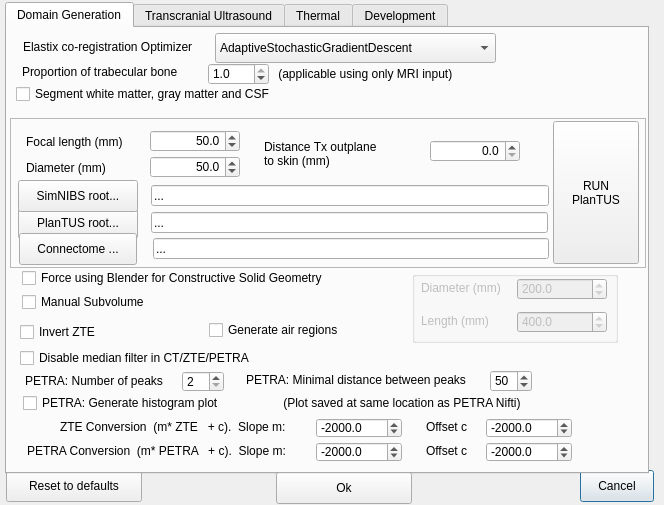
ProteusMRIgHIFU/BabelBrain, file BabelBrain/Options/form.ui: the form before one commit.
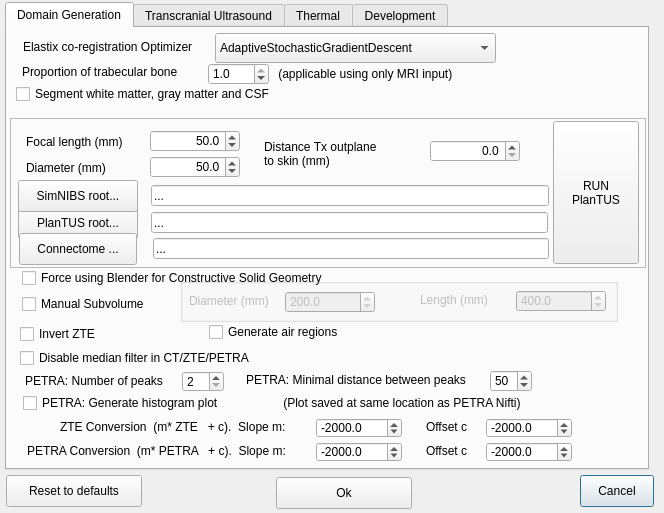
The form after the commit.

Commit message: applying same style to initial dialog and options dialog

Diff of the .ui file:
```diff
--- a/BabelBrain/Options/form.ui
+++ b/BabelBrain/Options/form.ui
@@ -7,7 +7,7 @@
     <x>0</x>
     <y>0</y>
     <width>664</width>
-    <height>505</height>
+    <height>513</height>
    </rect>
   </property>
   <property name="windowTitle">
@@ -17,7 +17,7 @@
    <property name="geometry">
     <rect>
      <x>580</x>
-     <y>470</y>
+     <y>475</y>
      <width>74</width>
      <height>32</height>
     </rect>
@@ -30,7 +30,7 @@
    <property name="geometry">
     <rect>
      <x>276</x>
-     <y>472</y>
+     <y>477</y>
      <width>136</width>
      <height>32</height>
     </rect>
@@ -43,7 +43,7 @@
    <property name="geometry">
     <rect>
      <x>6</x>
-     <y>470</y>
+     <y>475</y>
      <width>136</width>
      <height>32</height>
     </rect>
@@ -58,7 +58,7 @@
      <x>5</x>
      <y>2</y>
      <width>644</width>
-     <height>472</height>
+     <height>468</height>
     </rect>
    </property>
    <property name="currentIndex">
@@ -172,10 +172,10 @@
      </property>
      <property name="geometry">
       <rect>
-       <x>405</x>
-       <y>243</y>
-       <width>206</width>
-       <height>72</height>
+       <x>173</x>
+       <y>250</y>
+       <width>438</width>
+       <height>44</height>
       </rect>
      </property>
      <property name="title">
@@ -185,7 +185,7 @@
       <property name="geometry">
        <rect>
         <x>105</x>
-        <y>7</y>
+        <y>13</y>
         <width>90</width>
         <height>22</height>
        </rect>
@@ -209,8 +209,8 @@
      <widget class="QLabel" name="DiameterLabel99">
       <property name="geometry">
        <rect>
-        <x>9</x>
-        <y>40</y>
+        <x>240</x>
+        <y>12</y>
         <width>82</width>
         <height>20</height>
        </rect>
@@ -222,8 +222,8 @@
      <widget class="QDoubleSpinBox" name="FOVLengthSpinBox">
       <property name="geometry">
        <rect>
-        <x>105</x>
-        <y>40</y>
+        <x>336</x>
+        <y>12</y>
         <width>90</width>
         <height>22</height>
        </rect>
@@ -248,7 +248,7 @@
       <property name="geometry">
        <rect>
         <x>9</x>
-        <y>7</y>
+        <y>13</y>
         <width>94</width>
         <height>20</height>
        </rect>
@@ -262,7 +262,7 @@
      <property name="geometry">
       <rect>
        <x>15</x>
-       <y>264</y>
+       <y>266</y>
        <width>150</width>
        <height>20</height>
       </rect>
@@ -291,7 +291,7 @@
      <property name="geometry">
       <rect>
        <x>13</x>
-       <y>294</y>
+       <y>296</y>
        <width>150</width>
        <height>20</height>
       </rect>
@@ -849,7 +849,7 @@
      <property name="geometry">
       <rect>
        <x>202</x>
-       <y>292</y>
+       <y>294</y>
        <width>150</width>
        <height>20</height>
       </rect>
```
The commit also changes 7 other files.
